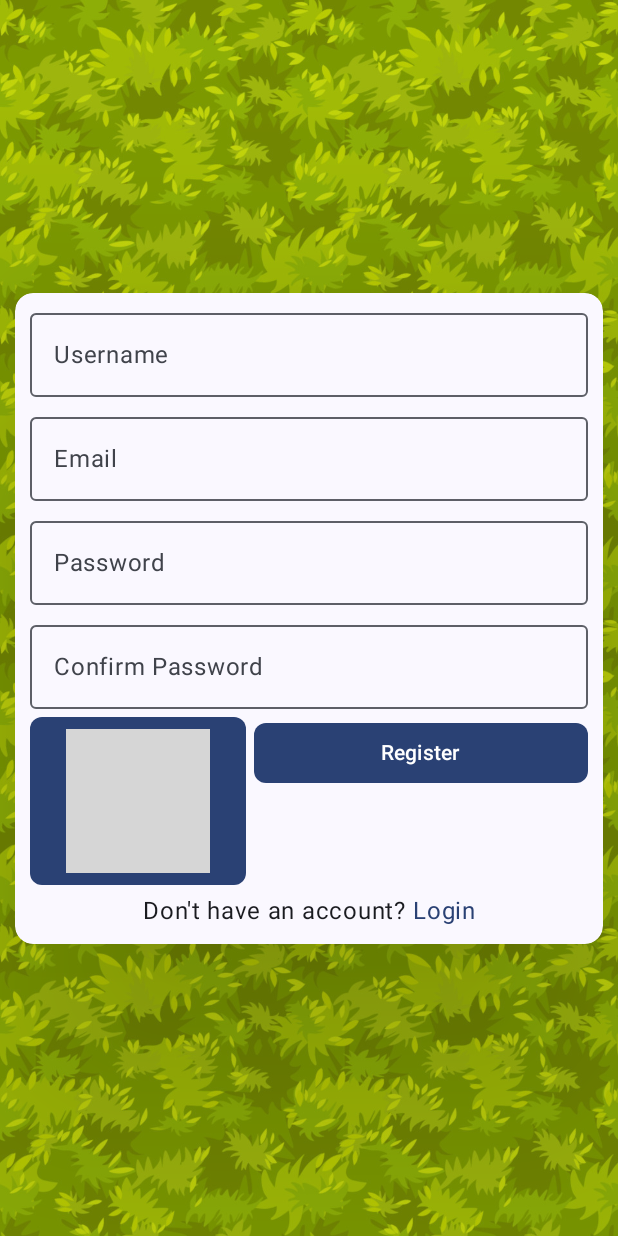
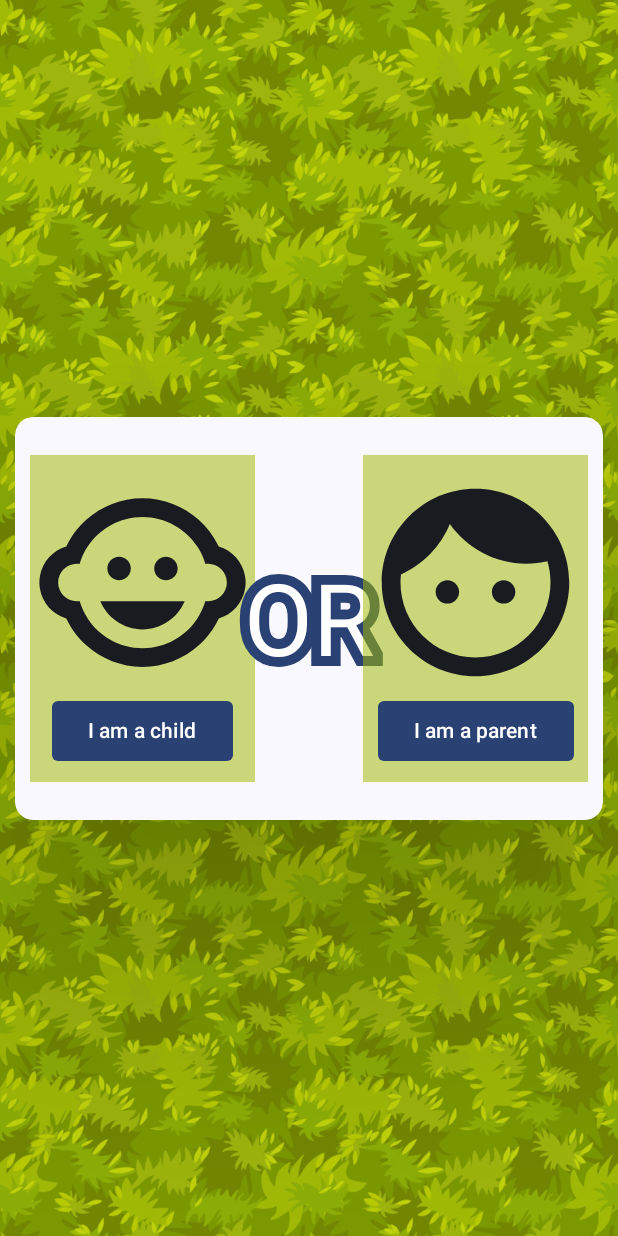
Before and after one commit to AmaurysM/CodeQuest, an Android app built with Jetpack Compose: the screen it shows after launch (MainActivity), after a tap on "Register", on a phone screen of 412 x 824 dp. Run offline under Robolectric (Android 15) with nearby library versions, the phone set to English and light mode, and no system bars; our stand-ins replace Firebase (no records; nobody signed in at launch, a user with empty details on screens opened directly); 1 other tap on this screen came first; grey boxes are pictures that could not be loaded.

Commit message:
Created a page to find out if the user is a child or a parent. Started adding the ability to add children to parent.

```diff
--- a/app/src/main/java/com/amaurysdm/codequest/model/FireBaseController.kt
+++ b/app/src/main/java/com/amaurysdm/codequest/model/FireBaseController.kt
@@ -7,6 +7,8 @@ import kotlinx.coroutines.CoroutineScope
 import kotlinx.coroutines.Dispatchers
 import kotlinx.coroutines.GlobalScope
 import kotlinx.coroutines.SupervisorJob
+import kotlinx.coroutines.async
+import kotlinx.coroutines.coroutineScope
 import kotlinx.coroutines.delay
 import kotlinx.coroutines.launch
 
@@ -17,17 +19,28 @@ object FireBaseController {
 
     var loginJob = CoroutineScope(Dispatchers.IO + SupervisorJob())
     var registerJob = CoroutineScope(Dispatchers.IO + SupervisorJob())
+    var coroutineScope = CoroutineScope(Dispatchers.IO + SupervisorJob())
 
     var completedLevels = mutableListOf<Level>()
     var currentUser = User()
 
     init {
+        val user = auth.currentUser
+        if (user != null) {
+            getUserData()
+        }
+
+    }
+
+    fun getUserData(){
         val db = Firebase.firestore
         val userId = auth.currentUser?.uid ?: ""
+
         val levelsRef = db.collection("completedLevels").document(userId)
         levelsRef.get().addOnSuccessListener { document ->
             if (document.exists()) {
-                val levels = document["levelsCompleted"] as? List<Map<String, Any>> ?: emptyList()
+                val levels =
+                    document["levelsCompleted"] as? List<Map<String, Any>> ?: emptyList()
                 completedLevels = levels.map {
                     Level(
                         it["name"] as String, it["route"] as String, it["completed"] as Boolean
@@ -44,7 +57,9 @@ object FireBaseController {
                     userId = document["userId"] as String,
                     username = document["username"] as String,
                     email = document["email"] as String,
-                    children = document["children"] as? List<String> ?: emptyList()
+                    children = document["children"] as? List<String> ?: emptyList(),
+                    parent = document["parent"] as? String ?: "",
+                    isAParent = document["aparent"] as? Boolean ?: false
                 )
             }
         }
@@ -83,7 +98,10 @@ object FireBaseController {
         val user = User(
             userId = auth.currentUser?.uid ?: "",
             username = registerData.username,
-            email = registerData.password
+            email = registerData.password,
+            children = emptyList(),
+            parent = "",
+            isAParent = registerData.areYouAParent
         )
         val usersRef = database.collection("user").document(user.userId)
         usersRef.set(user)
@@ -137,35 +155,6 @@ object FireBaseController {
         return user
     }
 
-    /*    fun getCompletedLevels() {
-            val db = Firebase.firestore
-            val userId = auth.currentUser?.uid ?: ""
-            val usersRef = db.collection("completedLevels").document(userId)
-            var completedLevels = mutableListOf<Level>()
-            usersRef.get().addOnSuccessListener { document ->
-                if (document.exists()) {
-                    val levels =
-                        document["levelsCompleted"] as? List<Map<String, Any>> ?: emptyList()
-                    Log.e("FireBaseController", "Level: -----------------${levels}")
-                    completedLevels = levels.map {
-                        Level(
-                            it["name"] as String, it["route"] as String, it["completed"] as Boolean
-                        )
-
-                    }.toMutableList()
-                    Log.e("FireBaseController", "Completed Levels: -----------------${completedLevels}")
-
-                }
-            }.addOnCompleteListener{
-
-                Log.e("FireBaseController", "Completed and out of document: -----------------${completedLevels}")
-            }
-            Log.e("FireBaseController", "Out of document: -----------------${completedLevels}")
-            return completedLevels
-
-        }*/
-
-
     suspend fun beginningDestination(whenLoggedIn: () -> Unit, whenNotLoggedIn: () -> Unit) {
         var isLoggedIn = false
 
@@ -184,4 +173,22 @@ object FireBaseController {
             whenNotLoggedIn()
         }
     }
+
+    suspend fun getUser(children: String): User {
+        val db = Firebase.firestore
+        val usersRef = db.collection("user").document(children)
+        var user = User()
+        coroutineScope.launch {
+        usersRef.get().addOnSuccessListener { document ->
+            if (document.exists()) {
+                user = User(
+                    userId = document["userId"] as String,
+                    username = document["username"] as String,
+                    email = document["email"] as String,
+                    children = document["children"] as? List<String> ?: emptyList()
+                )
+            }
+        }}.join()
+        return user
+    }
 }
--- a/app/src/main/java/com/amaurysdm/codequest/model/LevelController.kt
+++ b/app/src/main/java/com/amaurysdm/codequest/model/LevelController.kt
@@ -18,9 +18,9 @@ object LevelController {
             Level("Level 1", "rrdrd", false),
             Level("Level 2", "ddrrdddllu", false),
             Level("Level 3", "ddddddrrrruuulld", false),
-            Level("Level 4", "rrddrrddrrddrrddrrddrrdd/", false),
-            Level("Level 4", "ddrrdddldldld/", false)
-
+            Level("Level 4", "rdrdrdrdrdrd/", false),
+            Level("Level 5", "ddrrdddldldld/", false),
+            Level("Level 6", "urururrrrddldldld/", false)
         )
 
         _levels.value = initialLevels.map { level ->
--- a/app/src/main/java/com/amaurysdm/codequest/model/RegisterData.kt
+++ b/app/src/main/java/com/amaurysdm/codequest/model/RegisterData.kt
@@ -4,5 +4,6 @@ data class RegisterData(
     var email: String = "",
     var username: String = "",
     var password: String = "",
-    var confirmPassword: String = ""
+    var confirmPassword: String = "",
+    var areYouAParent: Boolean = false
 )
--- a/app/src/main/java/com/amaurysdm/codequest/model/UserData.kt
+++ b/app/src/main/java/com/amaurysdm/codequest/model/UserData.kt
@@ -5,5 +5,7 @@ data class User(
     val username: String = "",
     val email: String = "",
     val listLevels: List<GameState> = emptyList(),
-    val children: List<String> = emptyList()
+    val children: List<String> = emptyList(),
+    val parent: String = "",
+    var isAParent: Boolean = false
 )
--- a/app/src/main/java/com/amaurysdm/codequest/navigation/CodeQuestNavHost.kt
+++ b/app/src/main/java/com/amaurysdm/codequest/navigation/CodeQuestNavHost.kt
@@ -13,6 +13,7 @@ import com.amaurysdm.codequest.ui.level.LevelView
 import com.amaurysdm.codequest.ui.levelselect.LevelSelectView
 import com.amaurysdm.codequest.ui.login.LoginView
 import com.amaurysdm.codequest.ui.register.RegisterView
+import com.amaurysdm.codequest.ui.register.parentorchild.ParentOrChildView
 import com.amaurysdm.codequest.ui.settings.SettingsView
 import com.amaurysdm.codequest.ui.splash.SplashView
 import com.amaurysdm.codequest.ui.welcome.WelcomeView
@@ -48,6 +49,10 @@ fun CodeQuestNavHost(
                 RegisterView(navController = navController)
             }
 
+            composable(route = Screens.UserCreationChild.ParentOrChild.route) {
+                ParentOrChildView(navController = navController)
+            }
+
         }
 
         navigation(
--- a/app/src/main/java/com/amaurysdm/codequest/navigation/Screens.kt
+++ b/app/src/main/java/com/amaurysdm/codequest/navigation/Screens.kt
@@ -13,6 +13,7 @@ sealed class Screens(val route: String) {
         data object Welcome : UserCreationChild("welcome")
         data object Login : UserCreationChild("login")
         data object Register : UserCreationChild("register")
+        data object ParentOrChild : UserCreationChild("parentOrChild")
     }
 
     // Child Navigation: General
--- a/app/src/main/java/com/amaurysdm/codequest/ui/login/LoginViewmodel.kt
+++ b/app/src/main/java/com/amaurysdm/codequest/ui/login/LoginViewmodel.kt
@@ -33,6 +33,7 @@ class LoginViewmodel : ViewModel() {
                     inclusive = true
                 }
             }
+            FireBaseController.getUserData()
         })
     }
 
--- a/app/src/main/java/com/amaurysdm/codequest/ui/register/RegisterViewmodel.kt
+++ b/app/src/main/java/com/amaurysdm/codequest/ui/register/RegisterViewmodel.kt
@@ -1,5 +1,6 @@
 package com.amaurysdm.codequest.ui.register
 
+import android.util.Log
 import androidx.compose.runtime.getValue
 import androidx.compose.runtime.mutableStateOf
 import androidx.compose.runtime.setValue
@@ -14,8 +15,6 @@ import kotlinx.coroutines.cancel
 class RegisterViewmodel : ViewModel() {
     var registerData by mutableStateOf(RegisterData())
 
-    private val auth: FirebaseAuth by lazy { FirebaseAuth.getInstance() }
-
     fun register(navController: NavHostController) {
         if (registerData.email.isEmpty() || registerData.password.isEmpty() || registerData.confirmPassword.isEmpty()) {
             return
@@ -25,11 +24,13 @@ class RegisterViewmodel : ViewModel() {
             return
         }
 
+        registerData.areYouAParent = SharedRegisterViewmodel.userBeingCreated.isAParent
+
+        Log.e("registerData", registerData.toString())
+
         FireBaseController.register(registerData, onRegister = {
             navController.navigate(Screens.UserCreationChild.Login.route)
         })
-
-
     }
 
     fun goBack(navController: NavHostController) {
--- /dev/null
+++ b/app/src/main/java/com/amaurysdm/codequest/ui/register/parentorchild/ParentOrChildView.kt
@@ -0,0 +1,131 @@
+package com.amaurysdm.codequest.ui.register.parentorchild
+
+import androidx.compose.foundation.Image
+import androidx.compose.foundation.background
+import androidx.compose.foundation.clickable
+import androidx.compose.foundation.layout.Arrangement
+import androidx.compose.foundation.layout.Box
+import androidx.compose.foundation.layout.Column
+import androidx.compose.foundation.layout.Row
+import androidx.compose.foundation.layout.fillMaxSize
+import androidx.compose.foundation.layout.fillMaxWidth
+import androidx.compose.foundation.layout.padding
+import androidx.compose.foundation.layout.size
+import androidx.compose.material.icons.Icons
+import androidx.compose.material3.Button
+import androidx.compose.material3.ExperimentalMaterial3Api
+import androidx.compose.material3.Icon
+import androidx.compose.material3.MaterialTheme
+import androidx.compose.material3.OutlinedTextField
+import androidx.compose.material3.Text
+import androidx.compose.runtime.Composable
+import androidx.compose.runtime.rememberCoroutineScope
+import androidx.compose.ui.Alignment
+import androidx.compose.ui.Modifier
+import androidx.compose.ui.draw.clip
+import androidx.compose.ui.draw.shadow
+import androidx.compose.ui.graphics.Color
+import androidx.compose.ui.graphics.ImageBitmap
+import androidx.compose.ui.graphics.painter.Painter
+import androidx.compose.ui.graphics.vector.ImageVector
+import androidx.compose.ui.layout.ContentScale
+import androidx.compose.ui.res.imageResource
+import androidx.compose.ui.res.painterResource
+import androidx.compose.ui.res.vectorResource
+import androidx.compose.ui.tooling.preview.Preview
+import androidx.compose.ui.unit.dp
+import androidx.lifecycle.viewmodel.compose.viewModel
+import androidx.navigation.NavHostController
+import androidx.navigation.compose.rememberNavController
+import com.amaurysdm.codequest.R
+import com.amaurysdm.codequest.customcomposables.CreateText
+import kotlinx.coroutines.launch
+
+@OptIn(ExperimentalMaterial3Api::class)
+@Preview(showBackground = true)
+@Composable
+fun ParentOrChildView(
+    navController: NavHostController = rememberNavController(),
+    parentOrChildViewmodel: ParentOrChildViewmodel = viewModel(),
+){
+
+    Box(
+        modifier = Modifier.fillMaxSize()
+    ) {
+        Image(
+            bitmap = ImageBitmap.imageResource(id = R.drawable.grass_background),
+            contentDescription = "background",
+            modifier = Modifier.fillMaxSize(),
+            alignment = Alignment.Center,
+            contentScale = ContentScale.FillHeight
+        )
+
+        Column(
+            modifier = Modifier.fillMaxSize(),
+            horizontalAlignment = Alignment.CenterHorizontally,
+            verticalArrangement = Arrangement.Center
+        ) {
+            Row(
+                modifier = Modifier
+                    .fillMaxWidth()
+                    .padding(10.dp)
+                    .shadow(
+                        100.dp,
+                        MaterialTheme.shapes.medium,
+                        spotColor = Color.Black,
+                        ambientColor = Color.Black
+                    )
+                    .clip(MaterialTheme.shapes.medium)
+                    .background(MaterialTheme.colorScheme.surface)
+                    .padding(top = 15.dp, bottom = 15.dp, start = 10.dp, end = 10.dp)
+                , horizontalArrangement = Arrangement.SpaceBetween
+                , verticalAlignment = Alignment.CenterVertically
+            ) {
+
+                Column(
+                    modifier = Modifier
+                        .clip(MaterialTheme.shapes.extraSmall)
+                        .padding(vertical = 10.dp)
+                        .background(Color( 0x88a1ba06))
+                        .padding(vertical = 10.dp)
+                    , horizontalAlignment = Alignment.CenterHorizontally
+                    , verticalArrangement = Arrangement.Center
+                ) {
+                    Icon( imageVector = ImageVector.vectorResource(id = R.drawable.baseline_child_care_24)
+                        , contentDescription = null
+                    , modifier = Modifier.size(150.dp))
+
+                    Button(onClick = {parentOrChildViewmodel.goToChild(navController)}
+                        , shape = MaterialTheme.shapes.extraSmall
+                    ){
+                        Text(text = "I am a child")
+                    }
+
+                }
+
+                CreateText("OR",modifier = Modifier.padding(28.dp))
+
+                Column(
+                    modifier = Modifier
+                        .clip(MaterialTheme.shapes.extraSmall)
+                        .padding(vertical = 10.dp)
+                        .background(Color( 0x88a1ba06))
+                        .padding(vertical = 10.dp)
+                    , horizontalAlignment = Alignment.CenterHorizontally
+                    , verticalArrangement = Arrangement.Center
+                ){
+                    Icon( imageVector = ImageVector.vectorResource(id = R.drawable.baseline_face_24)
+                        , contentDescription = null
+                        , modifier = Modifier.size(150.dp))
+
+                    Button(onClick = {parentOrChildViewmodel.goToParent(navController)}
+                        , shape = MaterialTheme.shapes.extraSmall
+                    ){
+                        Text(text = "I am a parent")
+                    }
+                }
+
+            }
+        }
+    }
+}
--- a/app/src/main/java/com/amaurysdm/codequest/ui/welcome/WelcomeViewmodel.kt
+++ b/app/src/main/java/com/amaurysdm/codequest/ui/welcome/WelcomeViewmodel.kt
@@ -11,6 +11,6 @@ class WelcomeViewmodel : ViewModel() {
     }
 
     fun navigateRegister(navController: NavHostController) {
-        navController.navigate(Screens.UserCreationChild.Register.route)
+        navController.navigate(Screens.UserCreationChild.ParentOrChild.route)
     }
 }
--- /dev/null
+++ b/app/src/main/res/drawable/baseline_child_care_24.xml
@@ -0,0 +1,9 @@
+<vector xmlns:android="http://schemas.android.com/apk/res/android" android:height="24dp" android:tint="#000000" android:viewportHeight="24" android:viewportWidth="24" android:width="24dp">
+
+    <path android:fillColor="@android:color/white" android:pathData="M14.5,10.5m-1.25,0a1.25,1.25 0,1 1,2.5 0a1.25,1.25 0,1 1,-2.5 0"/>
+
+    <path android:fillColor="@android:color/white" android:pathData="M9.5,10.5m-1.25,0a1.25,1.25 0,1 1,2.5 0a1.25,1.25 0,1 1,-2.5 0"/>
+
+    <path android:fillColor="@android:color/white" android:pathData="M22.94,12.66c0.04,-0.21 0.06,-0.43 0.06,-0.66s-0.02,-0.45 -0.06,-0.66c-0.25,-1.51 -1.36,-2.74 -2.81,-3.17 -0.53,-1.12 -1.28,-2.1 -2.19,-2.91C16.36,3.85 14.28,3 12,3s-4.36,0.85 -5.94,2.26c-0.92,0.81 -1.67,1.8 -2.19,2.91 -1.45,0.43 -2.56,1.65 -2.81,3.17 -0.04,0.21 -0.06,0.43 -0.06,0.66s0.02,0.45 0.06,0.66c0.25,1.51 1.36,2.74 2.81,3.17 0.52,1.11 1.27,2.09 2.17,2.89C7.62,20.14 9.71,21 12,21s4.38,-0.86 5.97,-2.28c0.9,-0.8 1.65,-1.79 2.17,-2.89 1.44,-0.43 2.55,-1.65 2.8,-3.17zM19,14c-0.1,0 -0.19,-0.02 -0.29,-0.03 -0.2,0.67 -0.49,1.29 -0.86,1.86C16.6,17.74 14.45,19 12,19s-4.6,-1.26 -5.85,-3.17c-0.37,-0.57 -0.66,-1.19 -0.86,-1.86 -0.1,0.01 -0.19,0.03 -0.29,0.03 -1.1,0 -2,-0.9 -2,-2s0.9,-2 2,-2c0.1,0 0.19,0.02 0.29,0.03 0.2,-0.67 0.49,-1.29 0.86,-1.86C7.4,6.26 9.55,5 12,5s4.6,1.26 5.85,3.17c0.37,0.57 0.66,1.19 0.86,1.86 0.1,-0.01 0.19,-0.03 0.29,-0.03 1.1,0 2,0.9 2,2s-0.9,2 -2,2zM7.5,14c0.76,1.77 2.49,3 4.5,3s3.74,-1.23 4.5,-3h-9z"/>
+
+</vector>
--- /dev/null
+++ b/app/src/main/res/drawable/baseline_face_24.xml
@@ -0,0 +1,5 @@
+<vector xmlns:android="http://schemas.android.com/apk/res/android" android:height="24dp" android:tint="#000000" android:viewportHeight="24" android:viewportWidth="24" android:width="24dp">
+
+    <path android:fillColor="@android:color/white" android:pathData="M9,11.75c-0.69,0 -1.25,0.56 -1.25,1.25s0.56,1.25 1.25,1.25 1.25,-0.56 1.25,-1.25 -0.56,-1.25 -1.25,-1.25zM15,11.75c-0.69,0 -1.25,0.56 -1.25,1.25s0.56,1.25 1.25,1.25 1.25,-0.56 1.25,-1.25 -0.56,-1.25 -1.25,-1.25zM12,2C6.48,2 2,6.48 2,12s4.48,10 10,10 10,-4.48 10,-10S17.52,2 12,2zM12,20c-4.41,0 -8,-3.59 -8,-8 0,-0.29 0.02,-0.58 0.05,-0.86 2.36,-1.05 4.23,-2.98 5.21,-5.37C11.07,8.33 14.05,10 17.42,10c0.78,0 1.53,-0.09 2.25,-0.26 0.21,0.71 0.33,1.47 0.33,2.26 0,4.41 -3.59,8 -8,8z"/>
+
+</vector>
```
Also changed, not shown: app/src/main/java/com/amaurysdm/codequest/ui/level/LevelViewmodel.kt (+5 -5 lines), app/src/main/java/com/amaurysdm/codequest/ui/register/SharedRegisterViewmodel.kt (added, +8 -0 lines), app/src/main/java/com/amaurysdm/codequest/ui/register/parentorchild/ParentOrChildViewmodel.kt (added, +27 -0 lines), app/src/main/java/com/amaurysdm/codequest/ui/settings/SettingsView.kt (+56 -8 lines), app/src/main/java/com/amaurysdm/codequest/ui/settings/SettingsViewmodel.kt (+45 -1 lines).
